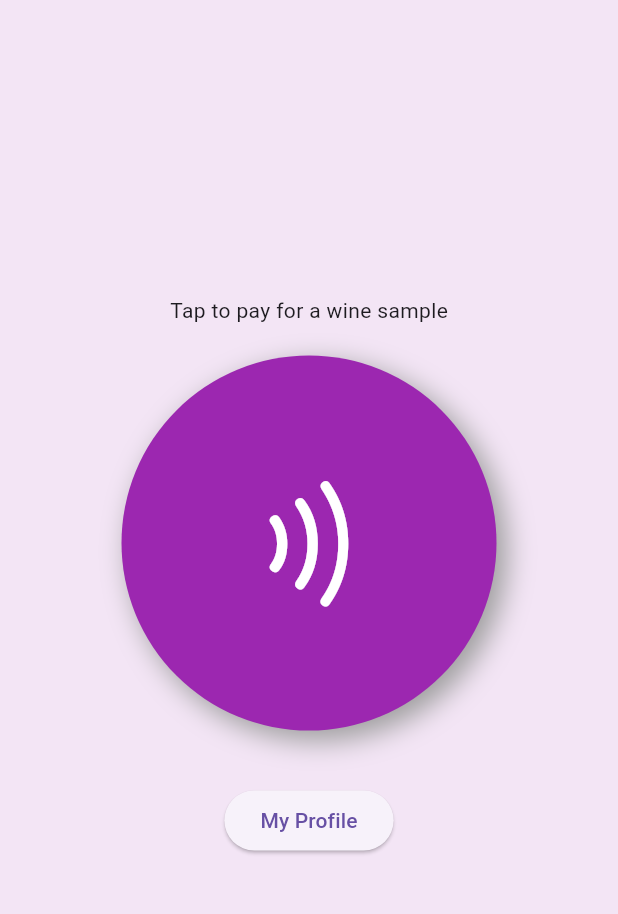
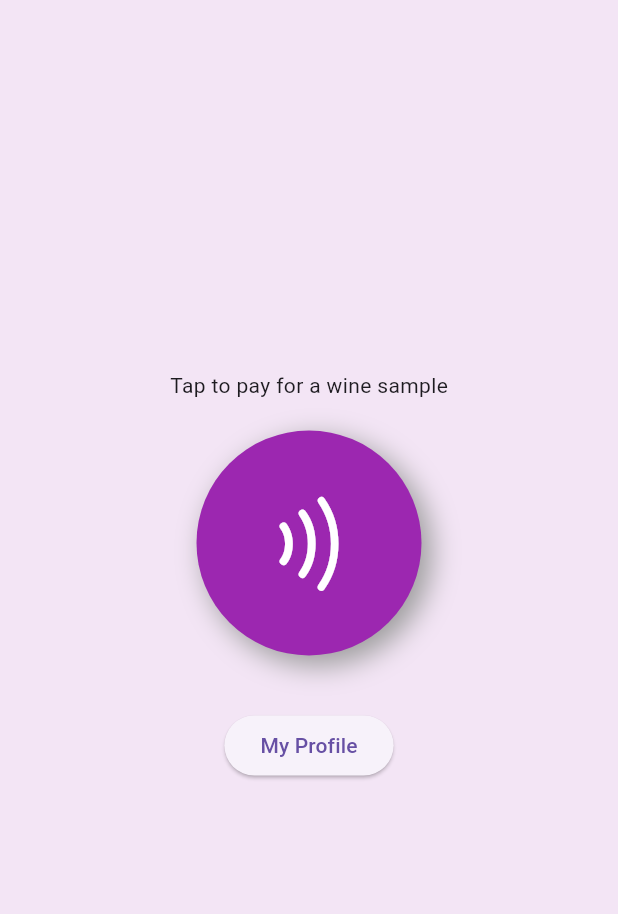
Before and after one commit to mnymkz/Winetopia, a Flutter app: the screen it shows once a user with an empty profile is signed in, on a phone screen of 412 x 824 dp, the part 84-998 px from its top. Run offline on Flutter 3.47's test engine with Material 3 defaults, Android fonts, the phone set to English and light mode, and no system bars; our stand-ins replace cloud_firestore, firebase_auth, firebase_core, flutter_spinkit; missing offline and left inert: nfc_manager; accounts and stored records are empty.

Commit message:
feat: update nfc read button UI
- made button smaller

```diff
--- a/lib/screens/home/nfc_read_button.dart
+++ b/lib/screens/home/nfc_read_button.dart
@@ -47,8 +47,8 @@ class NfcReadButton extends StatelessWidget {
 
     return AnimatedContainer(
       duration: const Duration(milliseconds: 100),
-      width: 250.0,
-      height: 250.0,
+      width: 150.0,
+      height: 150.0,
       decoration: BoxDecoration(
         color: backgroundColor,
         shape: BoxShape.circle,
@@ -70,7 +70,7 @@ class NfcReadButton extends StatelessWidget {
       child: Center(
         child: Icon(
           icon,
-          size: 100,
+          size: 75,
           color: iconColor,
         ),
       ),
```
